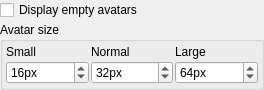
Old version of the form src/plugins/avatars/avatarsizeoptionswidget.ui in the repository eyecu-im/eyecu-qt.
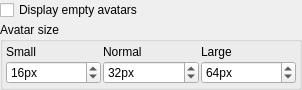
New version of the form.

What changed in the file:
```diff
--- a/src/plugins/avatars/avatarsizeoptionswidget.ui
+++ b/src/plugins/avatars/avatarsizeoptionswidget.ui
@@ -6,8 +6,8 @@
    <rect>
     <x>0</x>
     <y>0</y>
-    <width>264</width>
-    <height>78</height>
+    <width>302</width>
+    <height>84</height>
    </rect>
   </property>
   <property name="windowTitle">
```
Left out of the diff: 73 changed lines with no effect on the pictures.
